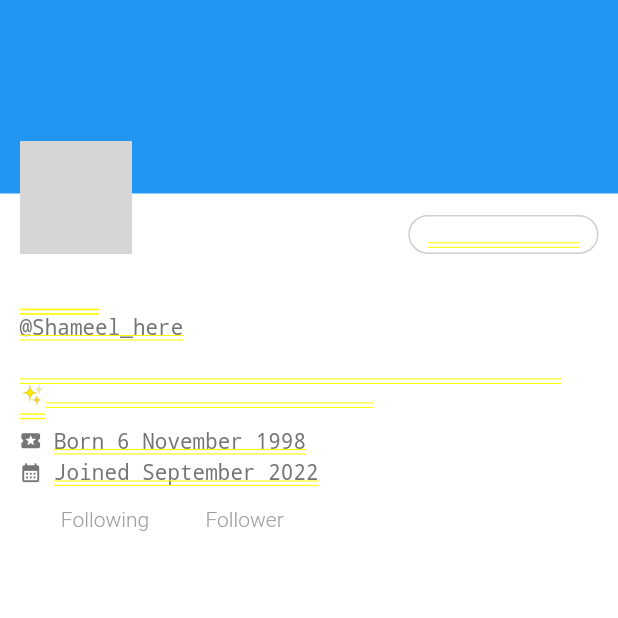
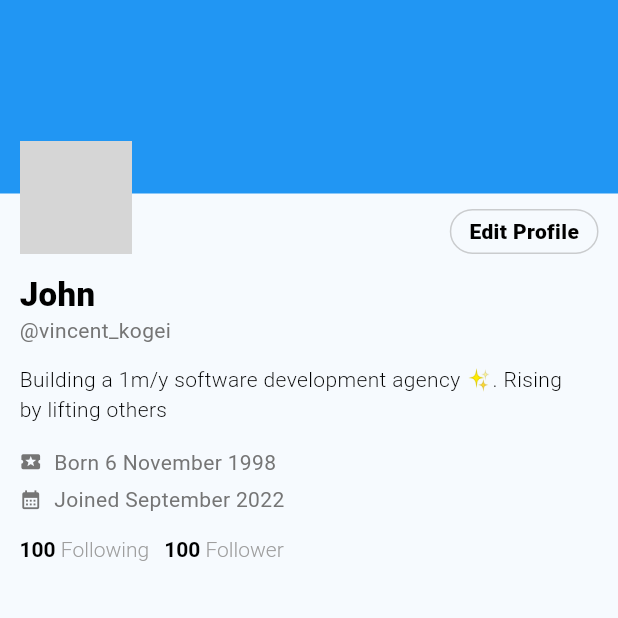
Before and after one commit to mervinkogei/flutter-twitter-profile, a Flutter app: the screen it shows after launch, on a phone screen of 412 x 824 dp, the top half of it. Run offline on Flutter 3.47's test engine with Material 3 defaults, Android fonts, the phone set to English and light mode, and no system bars; network calls fail; grey boxes are pictures that could not be loaded.

Commit message:
feat: Updated the state of the page

```diff
--- a/lib/main.dart
+++ b/lib/main.dart
@@ -13,6 +13,7 @@
   Widget build(BuildContext context) {
     return MaterialApp(
       title: 'Flutter Demo',
+      debugShowCheckedModeBanner: false,
       theme: ThemeData(
         colorScheme: ColorScheme.fromSeed(seedColor: Colors.lightBlue.shade200),
         useMaterial3: true,
--- a/lib/screens/custom_richText.dart
+++ b/lib/screens/custom_richText.dart
@@ -11,7 +11,7 @@ class CustomRichText extends StatelessWidget {
         text: TextSpan(
             text: '$info ',
             style: const TextStyle(
-                fontSize: 14, fontWeight: FontWeight.w600, color: Colors.white),
+                fontSize: 14, fontWeight: FontWeight.w600, color: Colors.black),
             children: [
           TextSpan(
             text: title,
--- a/lib/screens/twitter_header.dart
+++ b/lib/screens/twitter_header.dart
@@ -6,7 +6,8 @@ class TwitterProfileHeader extends StatelessWidget {
 
   @override
   Widget build(BuildContext context) {
-    return Stack(
+    return Scaffold(
+      body: Stack(
         children: [
           Container(
             margin: const EdgeInsets.only(top: 129),
@@ -20,13 +21,13 @@ class TwitterProfileHeader extends StatelessWidget {
                   style: TextStyle(
                       fontSize: 22,
                       fontWeight: FontWeight.w800,
-                    color: Colors.white),
+                      color: Colors.black),
                   textHeightBehavior: TextHeightBehavior(
                       applyHeightToFirstAscent: false,
                       applyHeightToLastDescent: false),
                 ),
                 Text(
-                '@Shameel_here',
+                  '@vincent_kogei',
                   style: TextStyle(
                       fontSize: 14,
                       fontWeight: FontWeight.w400,
@@ -37,7 +38,7 @@ class TwitterProfileHeader extends StatelessWidget {
                   'Building a 1m/y software development agency ✨. Rising by lifting others ',
                   style: TextStyle(
                       fontSize: 14,
-                    color: Colors.white,
+                      color: Colors.black,
                       fontWeight: FontWeight.w300),
                 ),
                 const SizedBox(height: 15),
@@ -97,7 +98,7 @@ class TwitterProfileHeader extends StatelessWidget {
                     shape: BoxShape.circle,
                     image: DecorationImage(
                         image: NetworkImage(
-                          'https://images.unsplash.com/photo-1494790108377-be9c29b29330?q=80&w=1887&auto=format&fit=crop&ixlib=rb-4.0.3&ixid=M3wxMjA3fDB8MHxwaG90by1wYWdlfHx8fGVufDB8fHx8fA%3D%3D'),
+                            'https://avatars.githubusercontent.com/u/42339869?v=4'),
                         fit: BoxFit.cover),
                   ),
                 ),
@@ -112,13 +113,14 @@ class TwitterProfileHeader extends StatelessWidget {
                     style: TextStyle(
                         fontSize: 14,
                         fontWeight: FontWeight.w800,
-                      color: Colors.white),
+                        color: Colors.black),
                   ),
                 )
               ],
             ),
           ),
         ],
+      ),
     );
   }
 }
```
Lines whose indentation alone changed are shown as unchanged.
